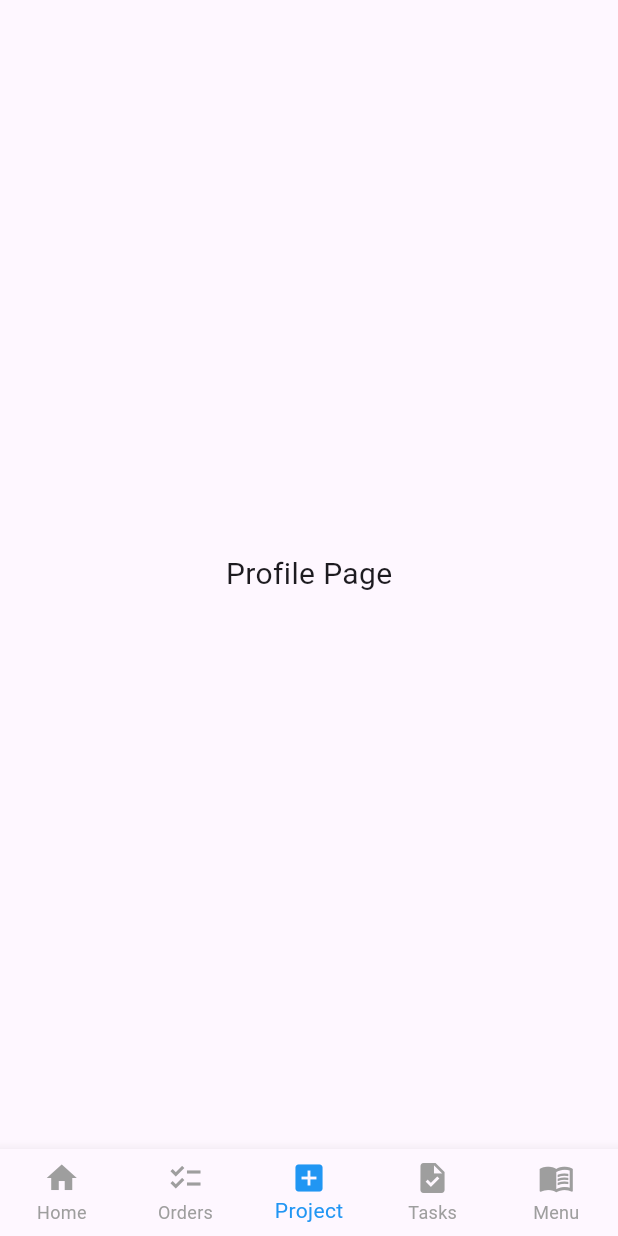
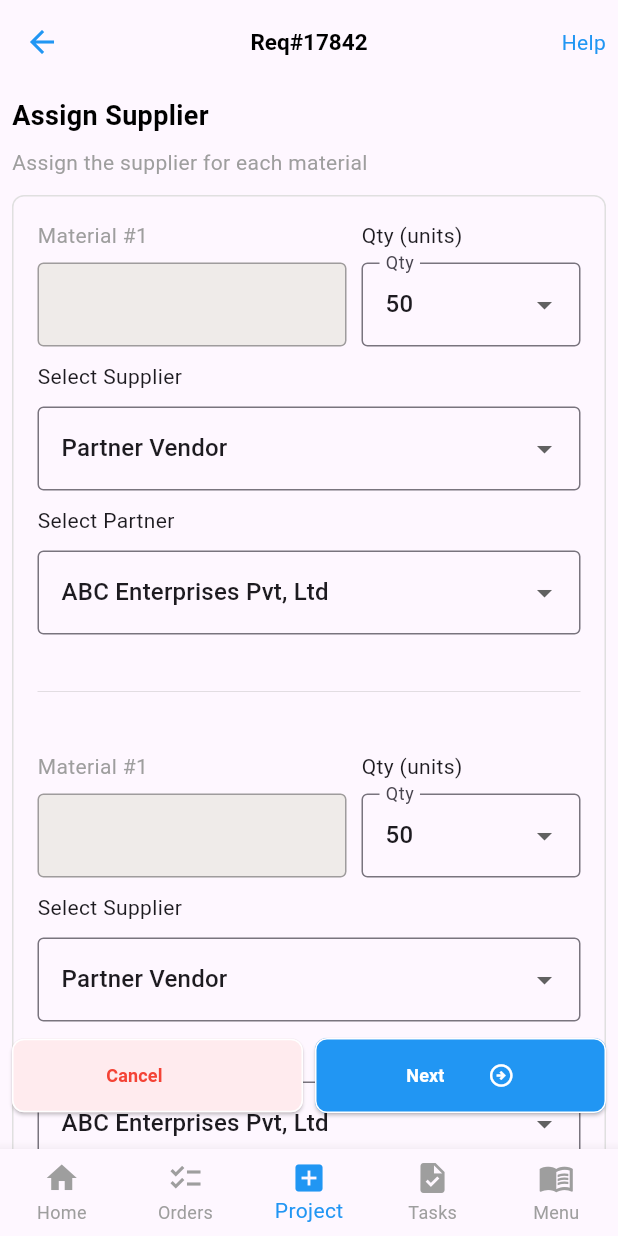
Before and after one commit to surya2693/VGEW2, a Flutter app: the AdminHomePage screen opened directly, item 3 of the bottom bar chosen, on a phone screen of 412 x 824 dp. Run offline on Flutter 3.47's test engine with Material 3 defaults, Android fonts, the phone set to English and light mode, and no system bars; our stand-ins replace connectivity_plus, dio, flutter_svg, geolocator, get_it, google_maps_flutter and 6 more; missing offline and left inert: dxf, flutter_polyline_points, smart_auth; accounts and stored records are empty.

Commit message:
assign supplier ui done

```diff
--- a/lib/ui/admin/adminHomePage.dart
+++ b/lib/ui/admin/adminHomePage.dart
@@ -2,6 +2,7 @@ import 'package:base_flutter_provider_project/ui/admin/requestDecision.dart';
 import 'package:flutter/material.dart';
 
 import '../material/materialRequestReview.dart';
+import 'assignSupplier.dart';
 import 'materialRequest.dart';
 
 
@@ -22,7 +23,7 @@ class _AdminHomePageState extends State<AdminHomePage> {
   final List<Widget> _pages = [
     //AdminMaterialRequest() ,
     RequestDecision(),
-    Center(child: Text('Profile Page', style: TextStyle(fontSize: 20))),
+    AssignSupplier(),
     Center(child: Text('Profile Page', style: TextStyle(fontSize: 20))),
     Center(child: Text('Profile Page', style: TextStyle(fontSize: 20))),
   ];
--- /dev/null
+++ b/lib/ui/admin/assignSupplier.dart
@@ -0,0 +1,143 @@
+import 'package:flutter/material.dart';
+
+import '../../utils/commonDropdown.dart';
+import '../../utils/commonWidgets.dart';
+import '../../utils/customButton.dart';
+import '../../utils/textfield_dropdown.dart';
+
+
+class AssignSupplier extends StatefulWidget {
+  const AssignSupplier({super.key});
+
+  @override
+  State<AssignSupplier> createState() => _AssignSupplierState();
+}
+
+class _AssignSupplierState extends State<AssignSupplier> {
+  @override
+  Widget build(BuildContext context) {
+    return Scaffold(
+      appBar: buildAppBar("Req#17842","Help",(){}),
+      body: Stack(
+        children: [
+          SingleChildScrollView(
+            child: Padding(
+              padding: const EdgeInsets.all(8.0),
+              child: Column(
+                crossAxisAlignment: CrossAxisAlignment.start,
+                children: [
+                  topCardUi("Assign Supplier","Assign the supplier for each material"),
+                  const SizedBox(
+                    height: 12,
+                  ),
+                  Container(
+                    decoration: BoxDecoration(
+                        borderRadius: const BorderRadius.all(Radius.circular(8)),
+                        border: Border.all(color: Colors.grey.shade300)
+                    ),
+                    child: Column(
+                      children: [
+                        ListView.builder(
+                          shrinkWrap: true,
+                            physics: const NeverScrollableScrollPhysics(),
+                            itemCount: 2,
+                            itemBuilder: (context,index){
+                              return    Padding(
+                                padding: const EdgeInsets.all(8.0),
+                                child: Padding(
+                                  padding: const EdgeInsets.all(8.0),
+                                  child: Column(
+                                    children: [
+                                      TextFieldWithDropdown(
+                                       textController:  TextEditingController(),
+                                        dropdownItems: const ['50', '60', '70'],
+                                          selectedValue: '50',
+                                        onDropdownChanged: (v){},
+                                        hintText: "",
+                                        dropdownHint: "Qty (units)",
+                                        txtFieldHint: "Material #1",
+                                        isEnabled: false,
+                                      ),
+                                      CommonDropDown(
+                                        dropdownItems: const ['Sathish', 'Surya', 'Partner Vendor'],
+                                        selectedValue: 'Partner Vendor',
+                                        onDropdownChanged: (v){},
+                                        dropdownHint: "Select Supplier",
+                                      ),
+                                      CommonDropDown(
+                                        dropdownItems: const ['ABC Enterprises Pvt, Ltd', 'Surya', 'Partner Vendor'],
+                                        selectedValue: 'ABC Enterprises Pvt, Ltd',
+                                        onDropdownChanged: (v){},
+                                        dropdownHint: "Select Partner",
+                                      ),
+                                      const SizedBox(
+                                        height: 30,
+                                      ),
+                                      const Divider(
+                                        thickness: 0.2,
+                                        color: Colors.grey,
+                                      ),
+                                    ],
+                                  ),
+                                ),
+                              );
+                            }),
+                        const SizedBox(
+                          height: 100,
+                        )
+                      ],
+                    ),
+                  ),
+                ],
+              ),
+            ),
+          ),
+          Positioned(
+            bottom: 16.0, // Add padding from the bottom edge
+            left: 0,
+            right: 0,
+            child: Padding(
+              padding: const EdgeInsets.all(8.0),
+              child: Row(
+                children: [
+                  Expanded(
+                    flex: 1,
+                    child: CommonButton(
+                      text: "Cancel",
+                      onPressed: () {
+                        print("Button Clicked!");
+                      },
+                      backgroundColor: Colors.red.shade50,
+                      textColor: Colors.red,
+                      borderRadius: 8.0,
+                      fontSize: 12.0,
+                      padding: 16.0,
+                    ),
+                  ),
+                  SizedBox(
+                    width: 8,
+                  ),
+                  Expanded(
+                    flex: 1,
+                    child: CommonButton(
+                      text: "Next",
+                      onPressed: () {
+                        print("Button Clicked!");
+                      },
+                      backgroundColor: Colors.blue,
+                      textColor: Colors.white,
+                      borderRadius: 8.0,
+                      fontSize: 12.0,
+                      padding: 16.0,
+                      isBtnVisible: true,
+                    ),
+                  ),
+                ],
+              ),
+            ),
+          ),
+        ],
+      ),
+    );
+  }
+}
--- a/lib/ui/mapScreen/mapScreen.dart
+++ b/lib/ui/mapScreen/mapScreen.dart
@@ -362,8 +362,8 @@ class _GoogleMapPageState extends State<GoogleMapPage> {
 
           ),
           Positioned(
-            bottom: 10, // Position the container at the bottom
-            right: 0, // Position the container at the right
+            bottom: 10,
+            right: 0,
             child: Column(
               children: [
                 Card(
--- /dev/null
+++ b/lib/utils/commonDropdown.dart
@@ -0,0 +1,46 @@
+import 'package:flutter/material.dart';
+
+
+class CommonDropDown extends StatefulWidget {
+  final List<String> dropdownItems;
+  final String selectedValue;
+  final ValueChanged<String?> onDropdownChanged;
+  final String dropdownHint;
+  const CommonDropDown({super.key,
+    required this.dropdownItems,
+    required this.selectedValue,
+    required this.onDropdownChanged,
+    required this.dropdownHint,
+  });
+
+  @override
+  State<CommonDropDown> createState() => _CommonDropDownState();
+}
+
+class _CommonDropDownState extends State<CommonDropDown> {
+  @override
+  Widget build(BuildContext context) {
+    return Column(
+      crossAxisAlignment: CrossAxisAlignment.start,
+      children: [
+        const SizedBox(height: 10),
+        Text(widget.dropdownHint),
+        const SizedBox(height: 10),
+        DropdownButtonFormField<String>(
+          value: widget.selectedValue,
+          items:  widget.dropdownItems.map((String value) {
+            return DropdownMenuItem<String>(
+              value: value,
+              child: Text(value),
+            );
+          }).toList(),
+          onChanged:  widget.onDropdownChanged,
+          decoration: const InputDecoration(
+            border: OutlineInputBorder(),
+
+          ),
+        ),
+      ],
+    );
+  }
+}
--- a/lib/utils/customButton.dart
+++ b/lib/utils/customButton.dart
@@ -9,6 +9,7 @@ class CommonButton extends StatelessWidget {
   final double fontSize;
   final double padding;
   final Color? bordercolor;
+  final bool? isBtnVisible;
 
   const CommonButton({
     Key? key,
@@ -19,7 +20,8 @@ class CommonButton extends StatelessWidget {
     this.borderRadius = 8.0,
     this.fontSize = 16.0,
     this.padding = 12.0,
-    this.bordercolor=Colors.white
+    this.bordercolor=Colors.white,
+    this.isBtnVisible
   }) : super(key: key);
 
   @override
@@ -34,7 +36,10 @@ class CommonButton extends StatelessWidget {
         ),
       ),
       onPressed: onPressed,
-      child: Text(
+      child: Row(
+        mainAxisAlignment: MainAxisAlignment.spaceEvenly,
+        children: [
+          Text(
             text,
             style: TextStyle(
               fontSize: fontSize,
@@ -42,6 +47,11 @@ class CommonButton extends StatelessWidget {
               fontWeight: FontWeight.bold,
             ),
           ),
+          Visibility(
+              visible: isBtnVisible ?? false,
+              child: Icon(Icons.arrow_circle_right_outlined,color: Colors.white,))
+        ],
+      ),
     );
   }
 }
--- /dev/null
+++ b/lib/utils/textfield_dropdown.dart
@@ -0,0 +1,83 @@
+import 'package:flutter/material.dart';
+
+class TextFieldWithDropdown extends StatelessWidget {
+  final TextEditingController textController;
+  final List<String> dropdownItems;
+  final String selectedValue;
+  final ValueChanged<String?> onDropdownChanged;
+  final String hintText;
+  final String txtFieldHint;
+  final String dropdownHint;
+  final bool isEnabled;
+
+  const TextFieldWithDropdown({
+    Key? key,
+    required this.textController,
+    required this.dropdownItems,
+    required this.selectedValue,
+    required this.onDropdownChanged,
+    this.hintText = 'Enter text',
+    required this.txtFieldHint,
+    required this.dropdownHint,
+    required this.isEnabled,
+  }) : super(key: key);
+
+  @override
+  Widget build(BuildContext context) {
+    final screenWidth = MediaQuery.of(context).size.width;
+    return Column(
+      children: [
+        Row(
+          children: [
+            SizedBox(
+              width: screenWidth * 0.5,
+              child: Text(txtFieldHint,style: TextStyle(color: Colors.grey),)
+            ),
+            const SizedBox(width: 10),
+            Expanded(child:  Text(dropdownHint))
+          ],
+        ),
+        const SizedBox(
+          height: 8,
+        ),
+        Row(
+          children: [
+            SizedBox(
+              width: screenWidth * 0.5,
+              child: TextFormField(
+                controller: textController,
+                enabled: isEnabled,
+                decoration: InputDecoration(
+                  filled: true,
+                  fillColor: Colors.brown.shade50,
+
+                  border: OutlineInputBorder(
+
+                  ),
+                  labelText: hintText,
+                ),
+              ),
+            ),
+            const SizedBox(width: 10), // Add some spacing between widgets
+            Expanded(
+              child: DropdownButtonFormField<String>(
+                value: selectedValue,
+                items: dropdownItems.map((String value) {
+                  return DropdownMenuItem<String>(
+                    value: value,
+                    child: Text(value),
+                  );
+                }).toList(),
+                onChanged: onDropdownChanged,
+                decoration: const InputDecoration(
+                  border: OutlineInputBorder(),
+                  labelText: 'Qty',
+                ),
+              ),
+            ),
+          ],
+        ),
+      ],
+    );
+  }
+}
```
Lines whose indentation alone changed are shown as unchanged.
